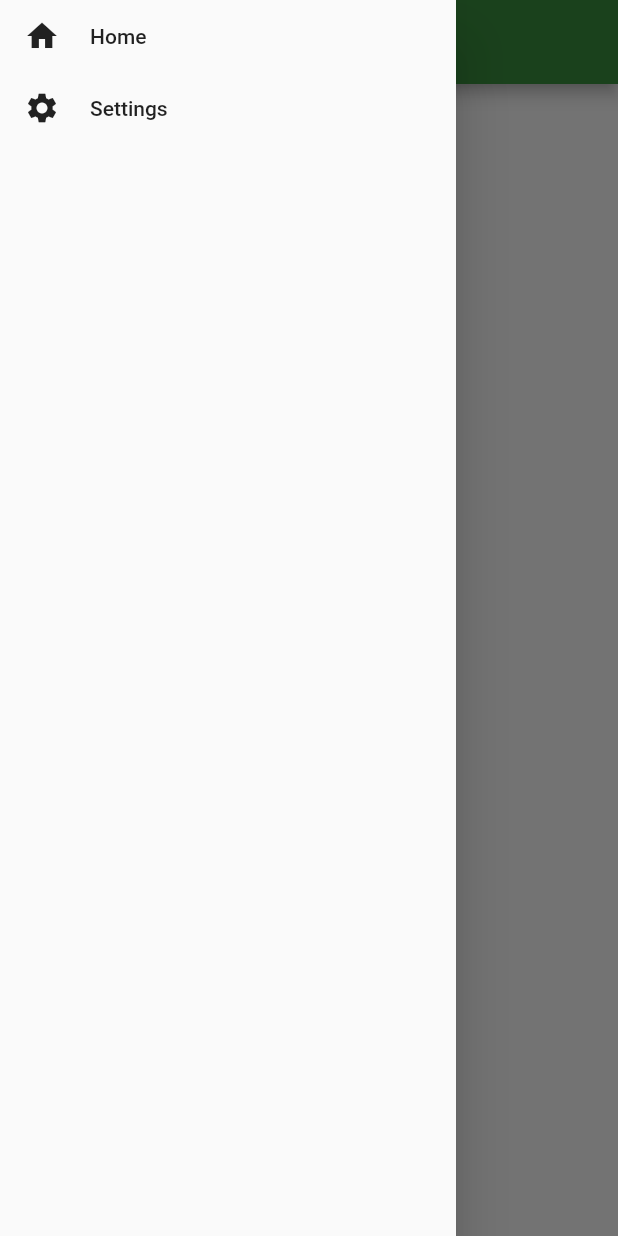
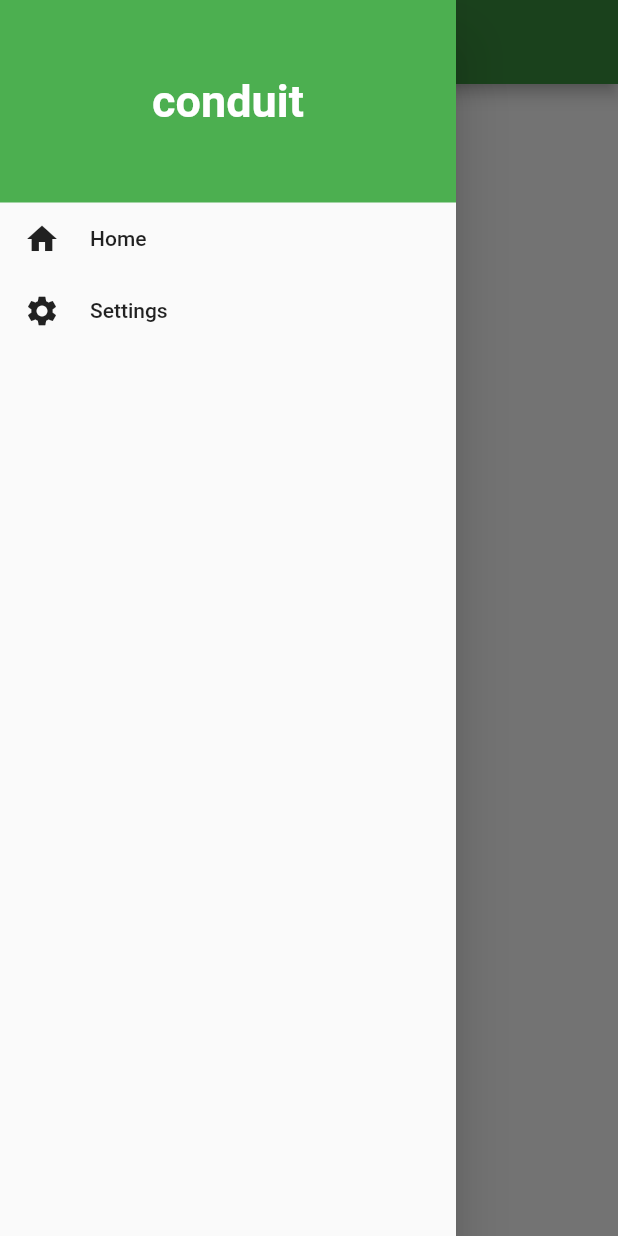
Before and after one commit to championswimmer/Conduit_Flutter, a Flutter app: the screen it shows after launch, with the side drawer open, on a phone screen of 412 x 824 dp. Run offline on Flutter 3.47's test engine with Material 2 defaults, Android fonts, the phone set to English and light mode, and no system bars; network calls fail.

Commit message:
navdrawer styling done
Signed-off-by: Arnav Gupta <arnav@codingblocks.com>

```diff
--- a/lib/widgets/main/navdrawer.dart
+++ b/lib/widgets/main/navdrawer.dart
@@ -1,4 +1,3 @@
-import 'package:conduit/main.dart';
 import 'package:flutter/material.dart';
 
 class MainNavDrawer extends StatelessWidget {
@@ -9,11 +8,22 @@ class MainNavDrawer extends StatelessWidget {
       mainAxisAlignment: MainAxisAlignment.start,
       crossAxisAlignment: CrossAxisAlignment.stretch,
       children: <Widget>[
+        Container(
+          padding: EdgeInsets.symmetric(vertical: 50),
+          color: Colors.green[500],
+          alignment: Alignment(0, 0),
+          child: Text(
+            'conduit',
+            style: TextStyle(color: Colors.white, fontSize: 30, fontWeight: FontWeight.bold),
+          ),
+        ),
         FlatButton(
           child: Row(
             children: <Widget>[
               Icon(Icons.home),
-                Padding(padding: EdgeInsets.all(10),),
+              Padding(
+                padding: EdgeInsets.all(10),
+              ),
               Text('Home')
             ],
           ),
@@ -25,7 +35,9 @@ class MainNavDrawer extends StatelessWidget {
           child: Row(
             children: <Widget>[
               Icon(Icons.settings),
-                Padding(padding: EdgeInsets.all(10),),
+              Padding(
+                padding: EdgeInsets.all(10),
+              ),
               Text('Settings')
             ],
           ),
@@ -34,7 +46,6 @@ class MainNavDrawer extends StatelessWidget {
           },
         )
       ],
-      )
-    );
+    ));
   }
 }
```
Lines whose indentation alone changed are shown as unchanged.
